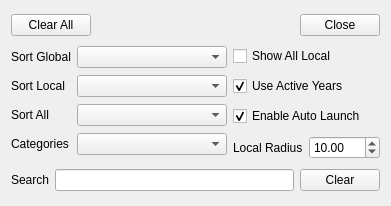
IDREsandbox/vsim, file src/resources/ERFilterArea.ui: the form before one commit.
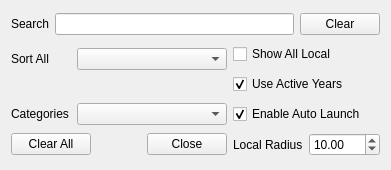
The form after the commit. The open tabs and pages were chosen to show the change.

Commit message: ER search by url, author. ER None -> Creation order. ER filter serialization. ER scrollbar styling. Double click -> don't goto. ER filter rearrange

Diff of the .ui file:
```diff
--- a/src/resources/ERFilterArea.ui
+++ b/src/resources/ERFilterArea.ui
@@ -6,36 +6,121 @@
    <rect>
     <x>0</x>
     <y>0</y>
-    <width>366</width>
-    <height>206</height>
+    <width>364</width>
+    <height>170</height>
    </rect>
   </property>
   <property name="windowTitle">
    <string>Form</string>
   </property>
-  <layout class="QGridLayout" name="gridLayout_2">
-   <item row="4" column="1">
-    <layout class="QHBoxLayout" name="horizontalLayout_2">
-     <item>
-      <widget class="QLabel" name="label_2">
-       <property name="text">
-        <string>Local Radius</string>
+  <layout class="QGridLayout" name="gridLayout_3">
+   <item row="1" column="0" rowspan="2" colspan="2">
+    <widget class="QStackedWidget" name="sort_stack">
+     <property name="currentIndex">
+      <number>0</number>
+     </property>
+     <widget class="QWidget" name="global_local_page">
+      <layout class="QGridLayout" name="gridLayout_2">
+       <property name="leftMargin">
+        <number>0</number>
        </property>
-      </widget>
-     </item>
-     <item>
-      <widget class="QDoubleSpinBox" name="radiusSpinBox">
-       <property name="maximum">
-        <double>1000.000000000000000</double>
+       <property name="topMargin">
+        <number>0</number>
        </property>
-       <property name="value">
-        <double>10.000000000000000</double>
+       <property name="rightMargin">
+        <number>0</number>
        </property>
-      </widget>
-     </item>
-    </layout>
+       <property name="bottomMargin">
+        <number>0</number>
+       </property>
+       <item row="0" column="1">
+        <widget class="QComboBox" name="sort_global_box">
+         <property name="minimumSize">
+          <size>
+           <width>150</width>
+           <height>0</height>
+          </size>
+         </property>
+        </widget>
+       </item>
+       <item row="1" column="1">
+        <widget class="QComboBox" name="sort_local_box">
+         <property name="minimumSize">
+          <size>
+           <width>150</width>
+           <height>0</height>
+          </size>
+         </property>
+        </widget>
+       </item>
+       <item row="1" column="0">
+        <widget class="QLabel" name="sort_local_label">
+         <property name="text">
+          <string>Sort Local</string>
+         </property>
+        </widget>
+       </item>
+       <item row="0" column="0">
+        <widget class="QLabel" name="sort_global_label">
+         <property name="text">
+          <string>Sort Global</string>
+         </property>
+        </widget>
+       </item>
+      </layout>
+     </widget>
+     <widget class="QWidget" name="all_page">
+      <layout class="QGridLayout" name="gridLayout">
+       <property name="leftMargin">
+        <number>0</number>
+       </property>
+       <property name="topMargin">
+        <number>0</number>
+       </property>
+       <property name="rightMargin">
+        <number>0</number>
+       </property>
+       <property name="bottomMargin">
+        <number>0</number>
+       </property>
+       <item row="0" column="0">
+        <widget class="QLabel" name="sort_all_label">
+         <property name="text">
+          <string>Sort All</string>
+         </property>
+        </widget>
+       </item>
+       <item row="0" column="1">
+        <widget class="QComboBox" name="sort_all_box">
+         <property name="minimumSize">
+          <size>
+           <width>150</width>
+           <height>0</height>
+          </size>
+         </property>
+        </widget>
+       </item>
+       <item row="1" column="1">
+        <spacer name="horizontalSpacer_2">
+         <property name="orientation">
+          <enum>Qt::Horizontal</enum>
+         </property>
+         <property name="sizeType">
+          <enum>QSizePolicy::Ignored</enum>
+         </property>
+         <property name="sizeHint" stdset="0">
+          <size>
+           <width>40</width>
+           <height>20</height>
+          </size>
+         </property>
+        </spacer>
+       </item>
+      </layout>
+     </widget>
+    </widget>
    </item>
-   <item row="1" column="1">
+   <item row="1" column="2">
     <widget class="QCheckBox" name="showLocalCheckBox">
      <property name="text">
       <string>Show All Local</string>
@@ -45,7 +130,44 @@
      </property>
     </widget>
    </item>
-   <item row="0" column="0" colspan="2">
+   <item row="2" column="2">
+    <widget class="QCheckBox" name="yearsCheckBox">
+     <property name="text">
+      <string>Use Active Years</string>
+     </property>
+     <property name="checked">
+      <bool>true</bool>
+     </property>
+    </widget>
+   </item>
+   <item row="3" column="0">
+    <widget class="QLabel" name="label_3">
+     <property name="text">
+      <string>Categories</string>
+     </property>
+    </widget>
+   </item>
+   <item row="3" column="1">
+    <widget class="QComboBox" name="categories_box">
+     <property name="minimumSize">
+      <size>
+       <width>150</width>
+       <height>0</height>
+      </size>
+     </property>
+    </widget>
+   </item>
+   <item row="3" column="2">
+    <widget class="QCheckBox" name="enableAutoLaunchCheckBox">
+     <property name="text">
+      <string>Enable Auto Launch</string>
+     </property>
+     <property name="checked">
+      <bool>true</bool>
+     </property>
+    </widget>
+   </item>
+   <item row="4" column="0" colspan="2">
     <layout class="QHBoxLayout" name="horizontalLayout_3" stretch="0,1,0">
      <item>
       <widget class="QPushButton" name="clearButton">
@@ -76,58 +198,28 @@
      </item>
     </layout>
    </item>
-   <item row="1" column="0" rowspan="4">
-    <layout class="QGridLayout" name="gridLayout">
-     <item row="1" column="0">
-      <widget class="QLabel" name="sort_local_label">
+   <item row="4" column="2">
+    <layout class="QHBoxLayout" name="horizontalLayout_2">
+     <item>
+      <widget class="QLabel" name="label_2">
        <property name="text">
-        <string>Sort Local</string>
+        <string>Local Radius</string>
        </property>
       </widget>
      </item>
-     <item row="3" column="1">
-      <widget class="QComboBox" name="categories_box">
-       <property name="minimumSize">
-        <size>
-         <width>150</width>
-         <height>0</height>
-        </size>
+     <item>
+      <widget class="QDoubleSpinBox" name="radiusSpinBox">
+       <property name="maximum">
+        <double>1000.000000000000000</double>
        </property>
-      </widget>
-     </item>
-     <item row="3" column="0">
-      <widget class="QLabel" name="label_3">
-       <property name="text">
-        <string>Categories</string>
+       <property name="value">
+        <double>10.000000000000000</double>
        </property>
       </widget>
      </item>
-     <item row="0" column="0">
-      <widget class="QLabel" name="sort_global_label">
-       <property name="text">
-        <string>Sort Global</string>
-       </property>
-      </widget>
-     </item>
-     <item row="1" column="1">
-      <widget class="QComboBox" name="sort_local_box"/>
-     </item>
-     <item row="0" column="1">
-      <widget class="QComboBox" name="sort_global_box"/>
-     </item>
-     <item row="2" column="0">
-      <widget class="QLabel" name="sort_all_label">
-       <property name="text">
-        <string>Sort All</string>
-       </property>
-      </widget>
-     </item>
-     <item row="2" column="1">
-      <widget class="QComboBox" name="sort_all_box"/>
-     </item>
     </layout>
    </item>
-   <item row="5" column="0" colspan="2">
+   <item row="0" column="0" colspan="3">
     <layout class="QHBoxLayout" name="horizontalLayout_4">
      <item>
       <widget class="QLabel" name="label_4">
@@ -164,26 +256,6 @@
      </item>
     </layout>
    </item>
-   <item row="2" column="1">
-    <widget class="QCheckBox" name="yearsCheckBox">
-     <property name="text">
-      <string>Use Active Years</string>
-     </property>
-     <property name="checked">
-      <bool>true</bool>
-     </property>
-    </widget>
-   </item>
-   <item row="3" column="1">
-    <widget class="QCheckBox" name="enableAutoLaunchCheckBox">
-     <property name="text">
-      <string>Enable Auto Launch</string>
-     </property>
-     <property name="checked">
-      <bool>true</bool>
-     </property>
-    </widget>
-   </item>
   </layout>
  </widget>
  <resources/>
```
The commit also changes 13 other files.
